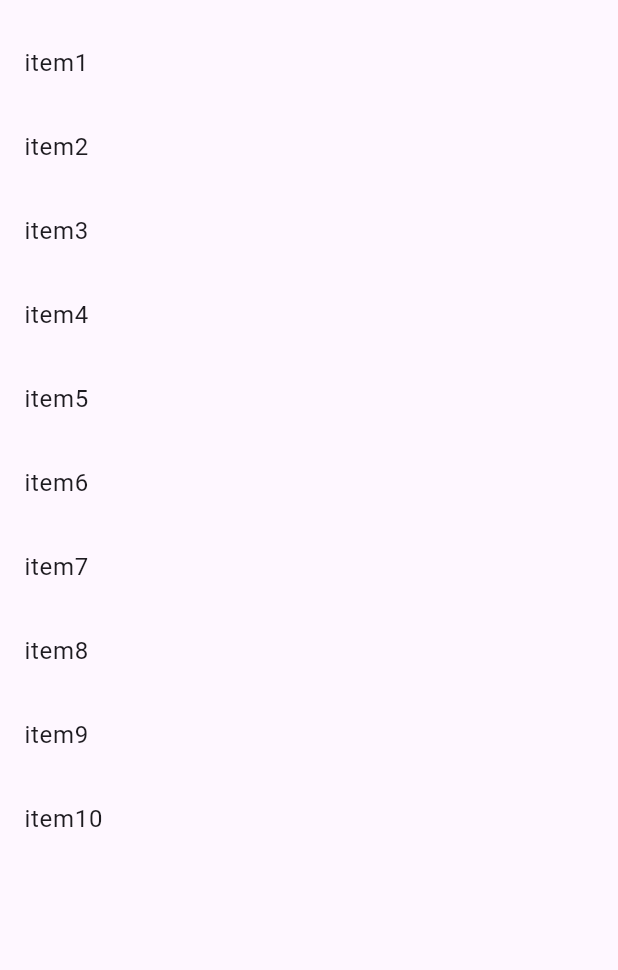
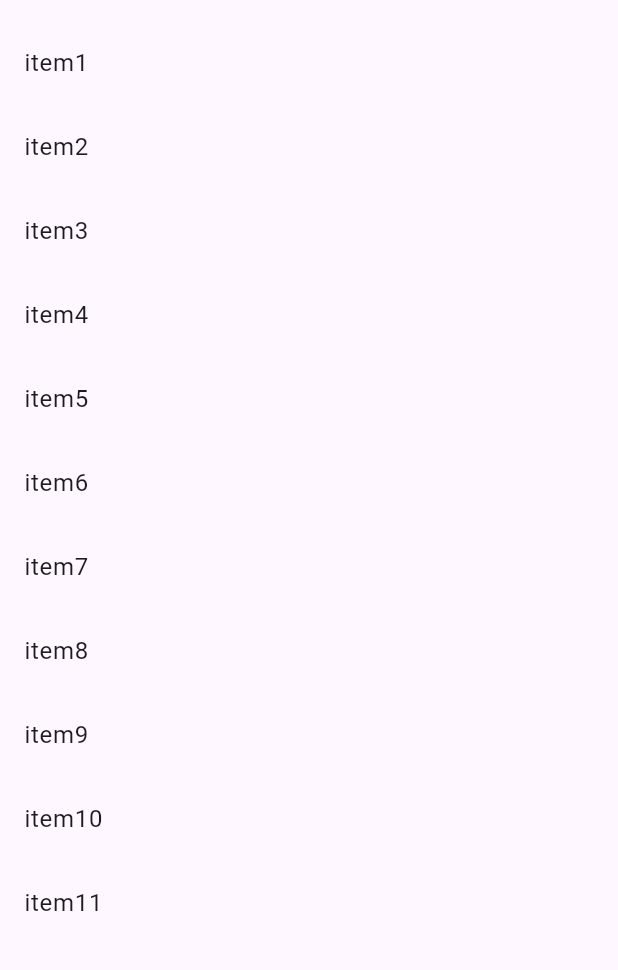
Before and after one commit to BreakingGoods/Simple_app, a Flutter app: the screen it shows after launch, on a phone screen of 412 x 824 dp, the part 63-1033 px from its top. Run offline on Flutter 3.47's test engine with Material 3 defaults, Android fonts, the phone set to English and light mode, and no system bars.

Commit message:
list stateful

```diff
--- a/lib/screen/Menu.dart
+++ b/lib/screen/Menu.dart
@@ -8,7 +8,7 @@ class Menu extends StatefulWidget {
 
 }
 class MenuState extends State<Menu> {
-  List<String> items = <String>['item1','item2','item3','item4','item5','item6','item7','item8','item9','item10'];
+  List<String> items = <String>['item1','item2','item3','item4','item5','item6','item7','item8','item9','item10','item11'];
   @override
   Widget build(BuildContext context) {
     return ListView.builder(
```
